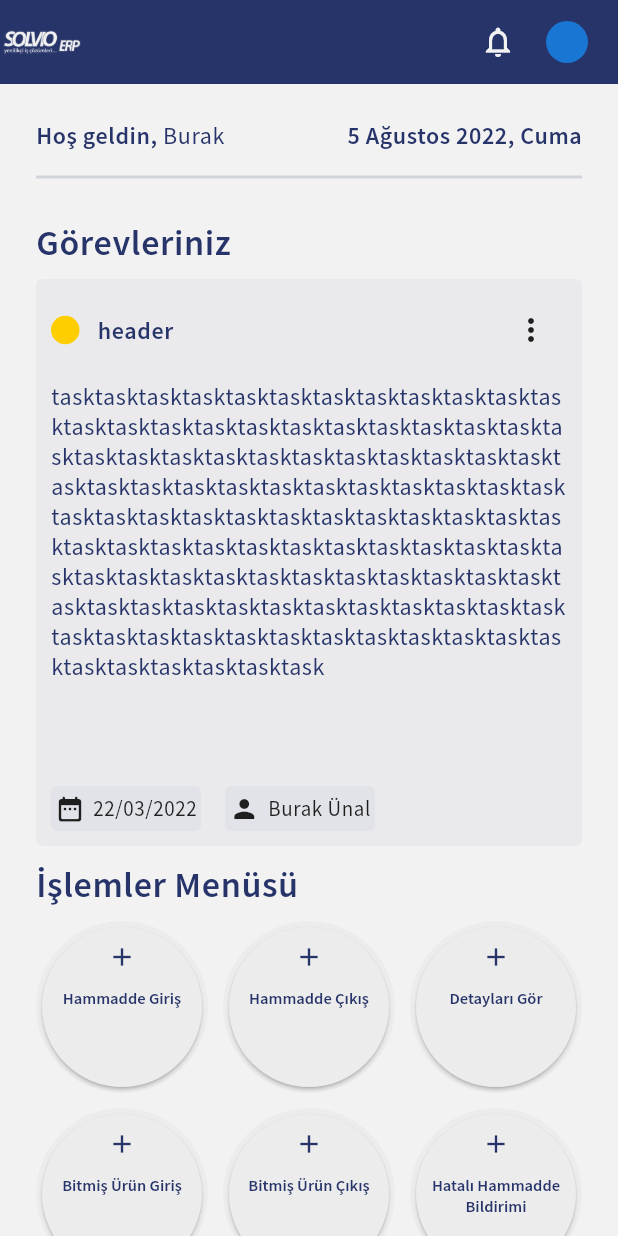
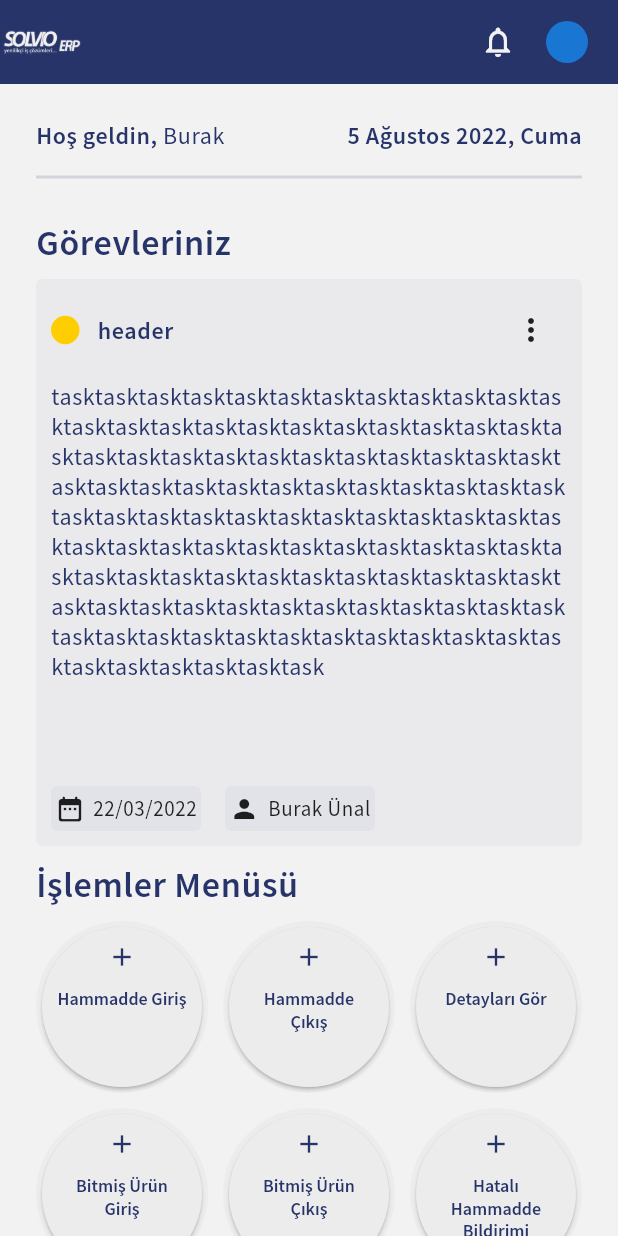
Before and after one commit to tozlukozmos/enterprise_resource_planning, a Flutter app: the Home screen opened by its route, on a phone screen of 412 x 824 dp. Run offline on Flutter 3.47's test engine with Material 2 defaults, Android fonts, the phone set to English and light mode, and no system bars; our stand-ins replace dropdown_search, flutter_secure_storage; accounts and stored records are empty; network calls fail.

Commit message:
font size increased

```diff
--- a/lib/widgets/app_cards.dart
+++ b/lib/widgets/app_cards.dart
@@ -149,7 +149,7 @@ class AppCards {
                           color: AppColors.lightPrimary,
                           fontFamily: 'SourceSansPro',
                           fontWeight: FontWeight.w600,
-                          fontSize: 11),
+                          fontSize: 12),
                       textAlign: TextAlign.center,
                     ),
                   ),
```
